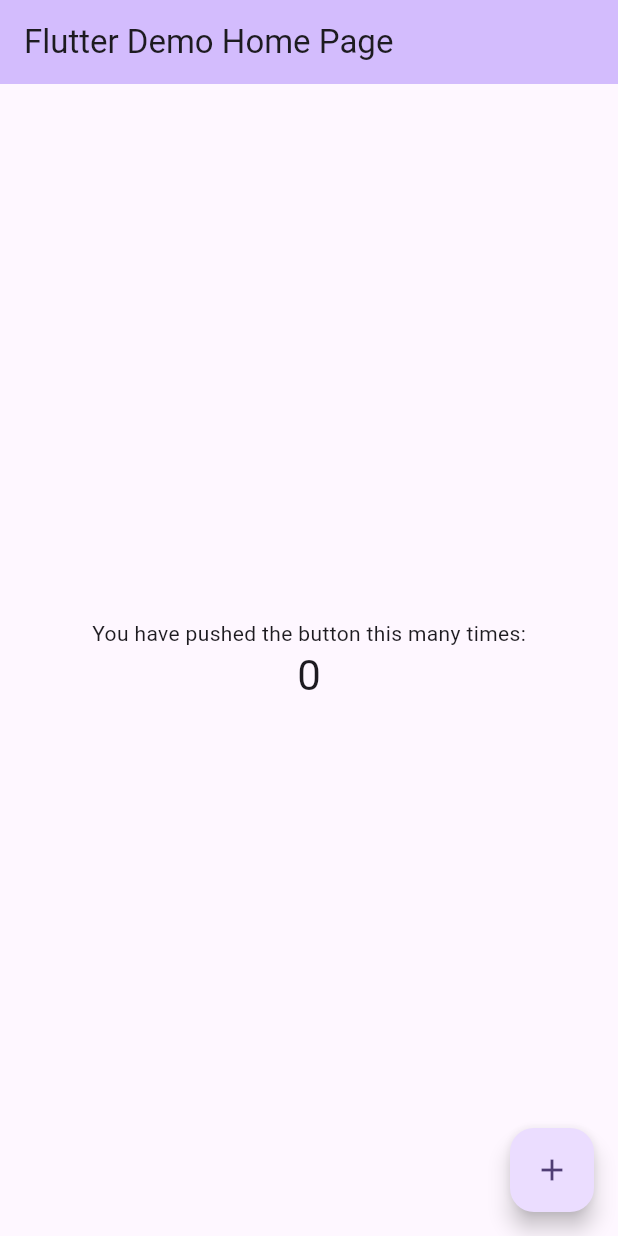
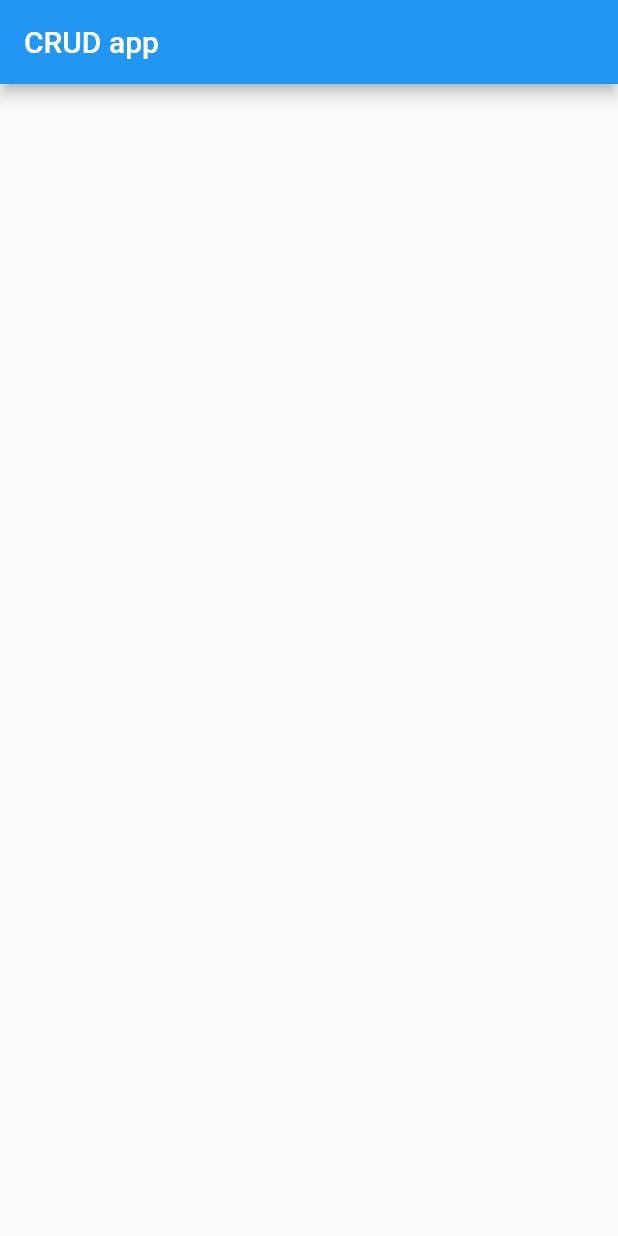
Before and after one commit to ZheerBarzan/project_noteworthy, a Flutter app: the screen it shows after launch, on a phone screen of 412 x 824 dp. Run offline on Flutter 3.47's test engine with Material 2 defaults, Android fonts, the phone set to English and light mode, and no system bars.

Commit message:
making the home secreen

```diff
--- /dev/null
+++ b/lib/home_page.dart
@@ -0,0 +1,22 @@
+import 'package:flutter/material.dart';
+
+class HomePage extends StatefulWidget {
+  const HomePage({super.key});
+
+  @override
+  State<HomePage> createState() => _HomePageState();
+}
+
+class _HomePageState extends State<HomePage> {
+  @override
+  Widget build(BuildContext context) {
+    return MaterialApp(
+      debugShowCheckedModeBanner: false,
+      home: Scaffold(
+        appBar: AppBar(
+          title: const Text("CRUD app"),
+        ),
+      ),
+    );
+  }
+}
--- a/lib/main.dart
+++ b/lib/main.dart
@@ -1,3 +1,4 @@
+import 'package:crud_app/home_page.dart';
 import 'package:flutter/material.dart';
 
 void main() {
@@ -7,119 +8,8 @@ void main() {
 class MyApp extends StatelessWidget {
   const MyApp({super.key});
 
-  // This widget is the root of your application.
   @override
   Widget build(BuildContext context) {
-    return MaterialApp(
-      title: 'Flutter Demo',
-      theme: ThemeData(
-        // This is the theme of your application.
-        //
-        // TRY THIS: Try running your application with "flutter run". You'll see
-        // the application has a blue toolbar. Then, without quitting the app,
-        // try changing the seedColor in the colorScheme below to Colors.green
-        // and then invoke "hot reload" (save your changes or press the "hot
-        // reload" button in a Flutter-supported IDE, or press "r" if you used
-        // the command line to start the app).
-        //
-        // Notice that the counter didn't reset back to zero; the application
-        // state is not lost during the reload. To reset the state, use hot
-        // restart instead.
-        //
-        // This works for code too, not just values: Most code changes can be
-        // tested with just a hot reload.
-        colorScheme: ColorScheme.fromSeed(seedColor: Colors.deepPurple),
-        useMaterial3: true,
-      ),
-      home: const MyHomePage(title: 'Flutter Demo Home Page'),
-    );
+    return const HomePage();
   }
 }
-
-class MyHomePage extends StatefulWidget {
-  const MyHomePage({super.key, required this.title});
-
-  // This widget is the home page of your application. It is stateful, meaning
-  // that it has a State object (defined below) that contains fields that affect
-  // how it looks.
-
-  // This class is the configuration for the state. It holds the values (in this
-  // case the title) provided by the parent (in this case the App widget) and
-  // used by the build method of the State. Fields in a Widget subclass are
-  // always marked "final".
-
-  final String title;
-
-  @override
-  State<MyHomePage> createState() => _MyHomePageState();
-}
-
-class _MyHomePageState extends State<MyHomePage> {
-  int _counter = 0;
-
-  void _incrementCounter() {
-    setState(() {
-      // This call to setState tells the Flutter framework that something has
-      // changed in this State, which causes it to rerun the build method below
-      // so that the display can reflect the updated values. If we changed
-      // _counter without calling setState(), then the build method would not be
-      // called again, and so nothing would appear to happen.
-      _counter++;
-    });
-  }
-
-  @override
-  Widget build(BuildContext context) {
-    // This method is rerun every time setState is called, for instance as done
-    // by the _incrementCounter method above.
-    //
-    // The Flutter framework has been optimized to make rerunning build methods
-    // fast, so that you can just rebuild anything that needs updating rather
-    // than having to individually change instances of widgets.
-    return Scaffold(
-      appBar: AppBar(
-        // TRY THIS: Try changing the color here to a specific color (to
-        // Colors.amber, perhaps?) and trigger a hot reload to see the AppBar
-        // change color while the other colors stay the same.
-        backgroundColor: Theme.of(context).colorScheme.inversePrimary,
-        // Here we take the value from the MyHomePage object that was created by
-        // the App.build method, and use it to set our appbar title.
-        title: Text(widget.title),
-      ),
-      body: Center(
-        // Center is a layout widget. It takes a single child and positions it
-        // in the middle of the parent.
-        child: Column(
-          // Column is also a layout widget. It takes a list of children and
-          // arranges them vertically. By default, it sizes itself to fit its
-          // children horizontally, and tries to be as tall as its parent.
-          //
-          // Column has various properties to control how it sizes itself and
-          // how it positions its children. Here we use mainAxisAlignment to
-          // center the children vertically; the main axis here is the vertical
-          // axis because Columns are vertical (the cross axis would be
-          // horizontal).
-          //
-          // TRY THIS: Invoke "debug painting" (choose the "Toggle Debug Paint"
-          // action in the IDE, or press "p" in the console), to see the
-          // wireframe for each widget.
-          mainAxisAlignment: MainAxisAlignment.center,
-          children: <Widget>[
-            const Text(
-              'You have pushed the button this many times:',
-            ),
-            Text(
-              '$_counter',
-              style: Theme.of(context).textTheme.headlineMedium,
-            ),
-          ],
-        ),
-      ),
-      floatingActionButton: FloatingActionButton(
-        onPressed: _incrementCounter,
-        tooltip: 'Increment',
-        child: const Icon(Icons.add),
-      ), // This trailing comma makes auto-formatting nicer for build methods.
-    );
-  }
-}
```
